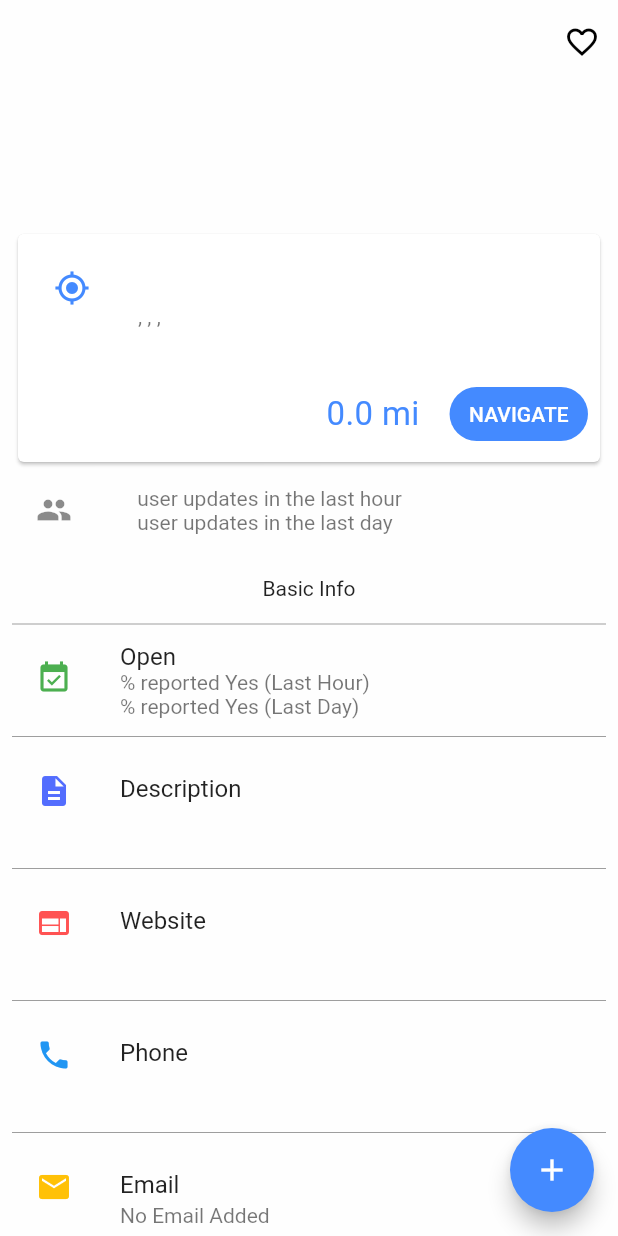
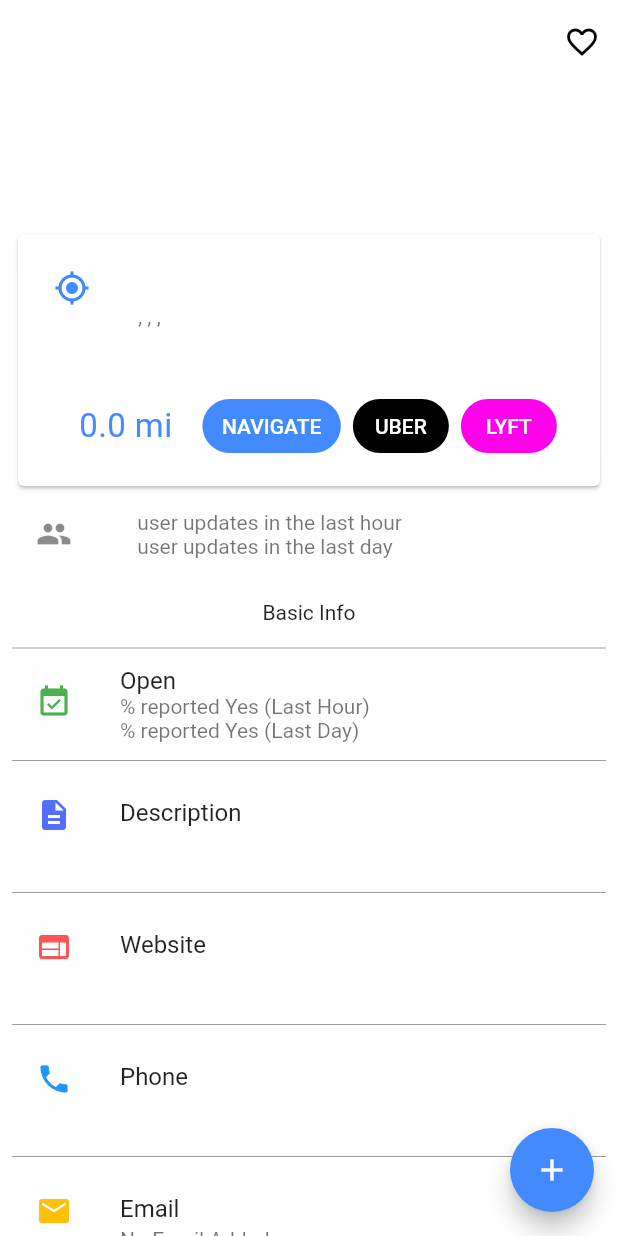
Before and after one commit to mcreekmore/moves, a Flutter app: the LocationScreen screen opened directly with empty values, on a phone screen of 412 x 824 dp. Run offline on Flutter 3.47's test engine with Material 2 defaults, Android fonts, the phone set to English and light mode, and no system bars; our stand-ins replace dio, firebase_auth, firebase_messaging, flutter_form_builder, flutter_spinkit, geolocator and 8 more; missing offline and left inert: apple_sign_in, email_launcher, geocoder, google_maps_webservice, tutorial_coach_mark; accounts and stored records are empty; network calls fail.

Commit message:
Added uber and lyft buttons to location card

```diff
--- a/lib/screens_ui/location_screen.dart
+++ b/lib/screens_ui/location_screen.dart
@@ -1,6 +1,6 @@
 import 'package:flutter/material.dart';
 import 'package:moves/model/location_loaded_model.dart';
-import 'package:moves/themes/location_theme.dart';
+//import 'package:moves/themes/location_theme.dart';
 import 'package:flutter/services.dart';
 import 'package:url_launcher/url_launcher.dart';
 import 'package:moves/screens_ui/type_screens/bar.dart';
@@ -22,6 +22,7 @@ import 'dart:io';
 import 'package:dio/dio.dart';
 import 'dart:convert';
 import 'package:moves/model/favorite.dart';
+import 'package:moves/widgets/location_action_bar.dart';
 //import 'package:flutter/cupertino.dart';
 
 class LocationScreen extends StatefulWidget {
@@ -318,7 +319,9 @@ class _LocationScreenState extends State<LocationScreen> {
                                                 '${widget.location.street}, ${widget.location.region}, ${widget.location.country}, ${widget.location.zip}'),
                                           ),
                                         ),
-                                        ButtonBar(
+                                        SingleChildScrollView(
+                                          scrollDirection: Axis.horizontal,
+                                          child: ButtonBar(
                                             children: <Widget>[
                                               Container(
                                                 child: Row(
@@ -330,7 +333,8 @@ class _LocationScreenState extends State<LocationScreen> {
                                                               left: 20),
                                                       child: Text(
                                                         '${widget.location.distance} mi',
-                                                      textAlign: TextAlign.left,
+                                                        textAlign:
+                                                            TextAlign.left,
                                                         style: TextStyle(
                                                           fontWeight:
                                                               FontWeight.w200,
@@ -344,14 +348,14 @@ class _LocationScreenState extends State<LocationScreen> {
                                                       ),
                                                     ),
                                                     FlatButton(
-                                                    shape:
-                                                        new RoundedRectangleBorder(
+                                                      shape: new RoundedRectangleBorder(
                                                           borderRadius:
                                                               new BorderRadius
                                                                       .circular(
                                                                   30.0)),
                                                       child: Padding(
-                                                      padding: const EdgeInsets
+                                                        padding:
+                                                            const EdgeInsets
                                                                     .symmetric(
                                                                 horizontal: 5),
                                                         child: Text(
@@ -368,13 +372,18 @@ class _LocationScreenState extends State<LocationScreen> {
                                                       onPressed: () {
                                                         openMap(
                                                             widget.location.lat,
-                                                          widget.location.lon);
+                                                            widget
+                                                                .location.lon);
                                                       },
+                                                    ),
+                                                    LocationActionBar(
+                                                      location: widget.location,
                                                     ),
                                                   ],
                                                 ),
                                               ),
                                             ],
+                                          ),
                                         ),
                                       ],
                                     ),
--- a/lib/widgets/filter_bar.dart
+++ b/lib/widgets/filter_bar.dart
@@ -1,7 +1,7 @@
 import 'package:flutter/material.dart';
 import 'package:moves/model/chip_selected.dart';
-import 'package:moves/store/store.dart';
-import 'package:provider/provider.dart';
+// import 'package:moves/store/store.dart';
+// import 'package:provider/provider.dart';
 
 class FilterBar extends StatefulWidget {
   FilterBar({this.favoriteSelected, this.callback});
--- /dev/null
+++ b/lib/widgets/location_action_bar.dart
@@ -0,0 +1,74 @@
+import 'package:flutter/material.dart';
+import 'package:url_launcher/url_launcher.dart';
+import 'package:moves/model/location_loaded_model.dart';
+import 'package:geolocator/geolocator.dart';
+
+class LocationActionBar extends StatelessWidget {
+  LocationActionBar({this.location});
+
+  final LocationLoadedModel location;
+
+  _launchUber() async {
+    Position position = await Geolocator()
+        .getCurrentPosition(desiredAccuracy: LocationAccuracy.high);
+
+    String url = 'https://m.uber.com/ul/?' +
+        'client_id=j1ZjsNQ24l2nrYYkvEeYMm76M7MSkTUq' +
+        '&action=setPickup' +
+        '&pickup[latitude]=${position.latitude}' +
+        '&pickup[longitude]=${position.longitude}' +
+        '&pickup[nickname]=Current Location' +
+        '&dropoff[latitude]=${location.lat}' +
+        '&dropoff[longitude]=${location.lon}' +
+        '&dropoff[nickname]=${location.name}';
+
+    if (await canLaunch(url)) {
+      await launch(url);
+    } else {
+      throw 'Could not launch $url';
+    }
+  }
+
+  _launchLyft() async {
+    Position position = await Geolocator()
+        .getCurrentPosition(desiredAccuracy: LocationAccuracy.high);
+
+    String url = 'lyft://ridetype?id=lyft' +
+        '&pickup[latitude]=${position.latitude}' +
+        '&pickup[longitude]=${position.longitude}' +
+        '&destination[latitude]=${location.lat}' +
+        '&destination[longitude]=${location.lon}';
+
+    if (await canLaunch(url)) {
+      await launch(url);
+    } else {
+      throw 'Could not launch $url';
+    }
+  }
+
+  @override
+  Widget build(BuildContext context) {
+    return ButtonBar(
+      children: <Widget>[
+        FlatButton(
+          shape: new RoundedRectangleBorder(
+              borderRadius: new BorderRadius.circular(30.0)),
+          onPressed: () {
+            _launchUber();
+          },
+          color: Colors.black,
+          child: Text('UBER'),
+        ),
+        FlatButton(
+          shape: new RoundedRectangleBorder(
+              borderRadius: new BorderRadius.circular(30.0)),
+          onPressed: () {
+            _launchLyft();
+          },
+          child: Text('LYFT'),
+          color: Color(0xFFFE01EA),
+        ),
+      ],
+    );
+  }
+}
```
Also changed, not shown: lib/widgets/picker.dart (deleted, +0 -76 lines). Lines whose indentation alone changed are shown as unchanged.
